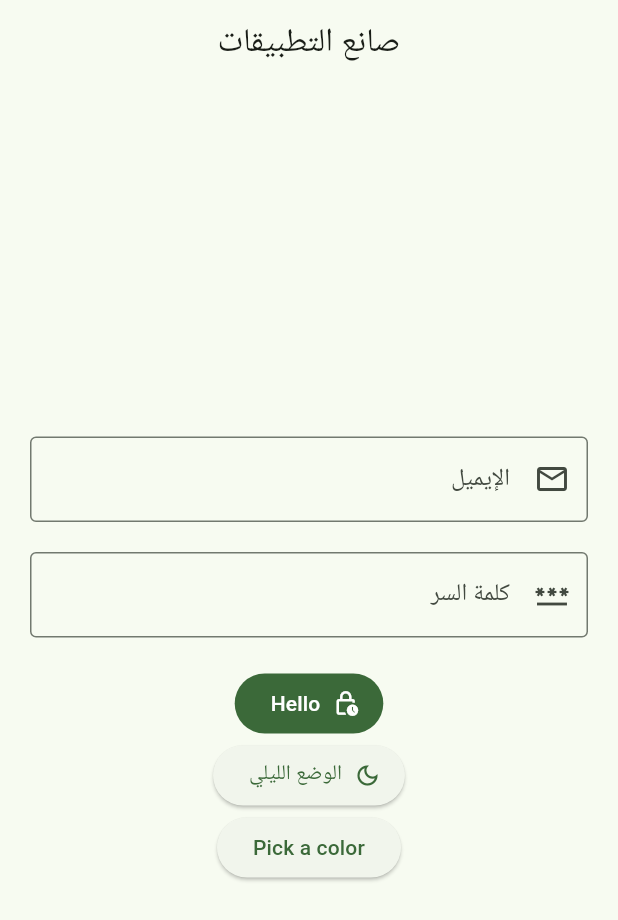
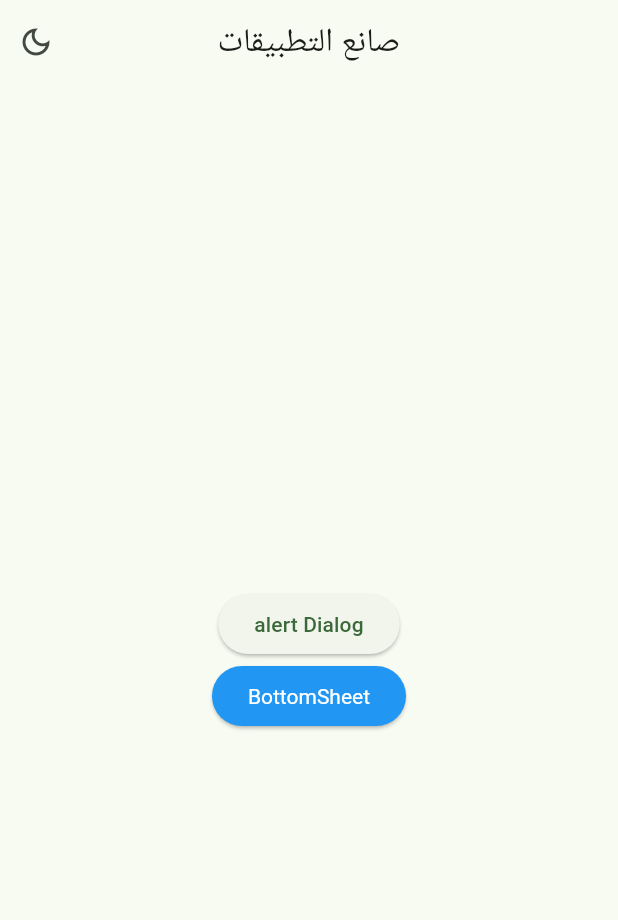
Before and after one commit to almaayn20/system_creator, a Flutter app: the screen it shows after launch, on a phone screen of 412 x 824 dp. Shown: the top 920 px of the screen. Run offline on Flutter 3.47's test engine with Material 2 defaults, Android fonts, the phone set to English and light mode, and no system bars; our stand-ins replace flutter_colorpicker, get, get_storage, google_fonts; Roboto replaces fonts that are missing (Cairo).

Commit message:
edit & add some widgets

```diff
--- a/lib/main.dart
+++ b/lib/main.dart
@@ -1,6 +1,6 @@
 import 'package:flutter/material.dart';
 import 'package:get/get.dart';
-import 'package:system_creator/view/screens/change_app_theme.dart';
+import 'package:system_creator/view/screens/test_screen.dart';
 
 import 'services/theme_Services.dart';
 
--- a/lib/view/screens/change_app_theme.dart
+++ /dev/null
@@ -1,117 +0,0 @@
-import 'package:flutter/material.dart';
-import 'package:system_creator/services/size_config.dart';
-import 'package:system_creator/services/theme_services.dart';
-
-import '../widget/app_bar.dart';
-import '../widget/button_icon.dart';
-import '../widget/text_field.dart';
-import 'package:flutter_colorpicker/flutter_colorpicker.dart';
-
-class ChangeAppTheme extends StatefulWidget {
-  ChangeAppTheme({Key? key}) : super(key: key);
-
-  @override
-  State<ChangeAppTheme> createState() => _ChangeAppThemeState();
-}
-
-class _ChangeAppThemeState extends State<ChangeAppTheme> {
-  TextEditingController cont = TextEditingController();
-
-  Color currentColor = Colors.blue;
-  // Default color for the picker
-  void changeColor(Color color) {
-    setState(() {
-      currentColor = color;
-      changeColorSchemeSeed(color);
-    });
-  }
-
-  @override
-  Widget build(BuildContext context) {
-    SizeConfig().init(context);
-    return Directionality(
-      textDirection: TextDirection.rtl,
-      child: Scaffold(
-        appBar: appBarCustom(title: 'صانع التطبيقات'),
-        body: Center(
-          child: Container(
-            margin: const EdgeInsets.all(20),
-            width: double.maxFinite - 300,
-            child: Column(
-              mainAxisAlignment: MainAxisAlignment.center,
-              children: [
-                textField(
-                    controller: cont,
-                    label: 'الإيميل',
-                    hint: 'ادخل إيميلك',
-                    //helper: 'Ent',
-                    //   error: 'invalid email',
-                    prefix: Icons.email_outlined,
-                    // suffix: Icons.exit_to_app,
-                    obscure: false,
-                    kbtype: TextInputType.emailAddress),
-                const SizedBox(
-                  height: 20,
-                ),
-                textField(
-                    controller: cont,
-                    label: 'كلمة السر',
-                    hint: 'ادخل كلمة السر',
-                    //helper: 'Ent',
-                    //   error: 'invalid email',
-                    prefix: Icons.password_outlined,
-                    // suffix: Icons.exit_to_app,
-                    obscure: true,
-                    kbtype: TextInputType.visiblePassword),
-                const SizedBox(
-                  height: 20,
-                ),
-                FilledButton.icon(
-                    onPressed: () {},
-                    icon: const Icon(Icons.lock_clock_outlined),
-                    label: const Text('Hello')),
-                elevatedButtonIconCustom(() {
-                  ThemeServices().switchTheme();
-                }, 'الوضع الليلي', Icons.dark_mode_outlined),
-                colorPickerCustom(context),
-              ],
-            ),
-          ),
-        ),
-      ),
-    );
-  }
-
-  ElevatedButton colorPickerCustom(BuildContext context) {
-    return ElevatedButton(
-      onPressed: () {
-        showDialog(
-          context: context,
-          builder: (BuildContext context) {
-            return AlertDialog(
-              title: const Text('اختر لون'),
-              content: SingleChildScrollView(
-                child: ColorPicker(
-                  pickerColor: currentColor,
-                  onColorChanged: changeColor,
-                  showLabel: true,
-                  pickerAreaHeightPercent: 0.8,
-                ),
-              ),
-              actions: [
-                TextButton(
-                  onPressed: () {
-                    Navigator.of(context).pop();
-                    ThemeServices().changeThemeData();
-                  },
-                  child: const Text('OK'),
-                ),
-              ],
-            );
-          },
-        );
-      },
-      child: Text('Pick a color'),
-    );
-  }
-}
--- /dev/null
+++ b/lib/view/screens/test_screen.dart
@@ -0,0 +1,116 @@
+import 'package:flutter/material.dart';
+import 'package:system_creator/services/size_config.dart';
+import 'package:system_creator/services/theme_services.dart';
+import 'package:system_creator/view/widget/button.dart';
+import 'package:system_creator/view/widget/alert_dialog.dart';
+import 'package:system_creator/view/widget/snack_bar.dart';
+
+import '../widget/alert_dialog.dart';
+import '../widget/app_bar.dart';
+import '../widget/bottom_sheet.dart';
+import '../widget/text_button.dart';
+import '../widget/text_field.dart';
+
+class ChangeAppTheme extends StatefulWidget {
+  ChangeAppTheme({Key? key}) : super(key: key);
+
+  @override
+  State<ChangeAppTheme> createState() => _ChangeAppThemeState();
+}
+
+class _ChangeAppThemeState extends State<ChangeAppTheme> {
+  TextEditingController cont = TextEditingController();
+
+  @override
+  Widget build(BuildContext context) {
+    SizeConfig().init(context);
+    return Directionality(
+      textDirection: TextDirection.rtl,
+      child: Scaffold(
+        appBar: appBarCustom(title: 'صانع التطبيقات', actions: [
+          IconButton(
+              onPressed: () {
+                ThemeServices().switchTheme();
+              },
+              icon: ThemeServices().theme == ThemeMode.dark
+                  ? const Icon(Icons.light_mode_outlined)
+                  : const Icon(Icons.dark_mode_outlined))
+        ]),
+        body: Center(
+          child: Container(
+            margin: const EdgeInsets.all(20),
+            width: double.maxFinite - 300,
+            child: Column(
+              mainAxisAlignment: MainAxisAlignment.center,
+              children: [
+                elevatedButtonCustom(
+                    func: () {
+                      alertDialogCustom(
+                          context: context,
+                          title: 'تنبيه',
+                          text: 'هذه مربع تنبيه',
+                          actions: [signInButton()]);
+                    },
+                    text: 'alert Dialog'),
+                elevatedButtonCustom(
+                    func: () => bottomSheet(
+                          context,
+                          300,
+                          [
+                            emailTextField(),
+                            colDivider,
+                            passwordTextField(),
+                            colDivider,
+                            signInButton()
+                          ],
+                        ),
+                    text: 'BottomSheet',
+                    filled: true),
+              ],
+            ),
+          ),
+        ),
+      ),
+    );
+  }
+
+  static void al() {}
+  final List<Widget>? listOfWidgets = [
+    textButtonCustom(func: al, text: 'text'),
+    textButtonCustom(func: al, text: 'text'),
+  ];
+  FilledButton signInButton() {
+    return FilledButton(
+        onPressed: () {
+          Navigator.of(context).pop();
+          //  snackBarCustom(context, 'تمت العملية بنجاح!', 'إخفاء', () => null);
+        },
+        child: const Text('تسجيل الدخول'));
+  }
+
+  TextField passwordTextField() {
+    return textField(
+        controller: cont,
+        label: 'كلمة السر',
+        hint: 'ادخل كلمة السر',
+        //helper: 'Ent',
+        //   error: 'invalid email',
+        prefix: Icons.password_outlined,
+        // suffix: Icons.exit_to_app,
+        obscure: true,
+        kbtype: TextInputType.visiblePassword);
+  }
+
+  TextField emailTextField() {
+    return textField(
+        controller: cont,
+        label: 'الإيميل',
+        hint: 'ادخل إيميلك',
+        //helper: 'Ent',
+        //   error: 'invalid email',
+        prefix: Icons.email_outlined,
+        // suffix: Icons.exit_to_app,
+        obscure: false,
+        kbtype: TextInputType.emailAddress);
+  }
+}
--- a/lib/view/widget/Button.dart
+++ b/lib/view/widget/Button.dart
@@ -7,9 +7,23 @@
 
 import 'package:flutter/material.dart';
 
-ElevatedButton elevatedButtonCustom(Function() func, String text) {
+ElevatedButton elevatedButtonCustom(
+    {required Function() func, required String text, filled = false}) {
   return ElevatedButton(
     onPressed: func,
-    child: Text(text),
+    style: filled == true
+        ? ButtonStyle(
+            textStyle: MaterialStateProperty.all(
+                TextStyle(color: ColorScheme.fromSwatch().onSurface)),
+            backgroundColor:
+                MaterialStateProperty.all(ColorScheme.fromSwatch().primary),
+          )
+        : null,
+    child: Text(
+      text,
+      style: filled == true
+          ? TextStyle(color: ColorScheme.fromSwatch().onSecondary)
+          : null,
+    ),
   );
 }
```
Also changed, not shown: lib/services/size_config.dart (+7 -0 lines), lib/view/widget/alert_dialog.dart (+14 -16 lines), lib/view/widget/bottom_sheet.dart (added, +26 -0 lines), lib/view/widget/color_picker.dart (added, +37 -0 lines), lib/view/widget/snack_bar.dart (+12 -10 lines).
